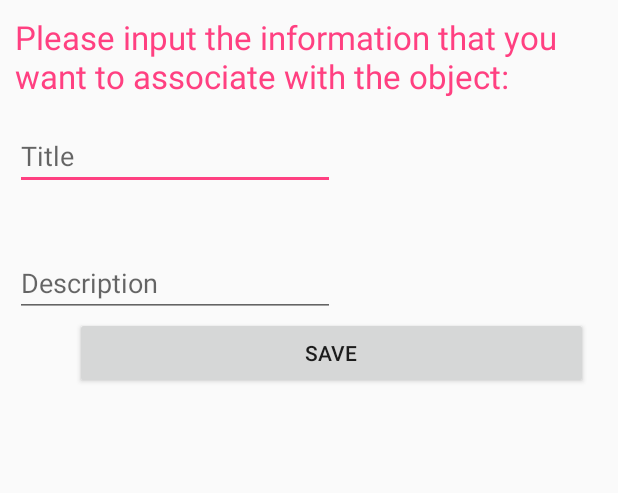
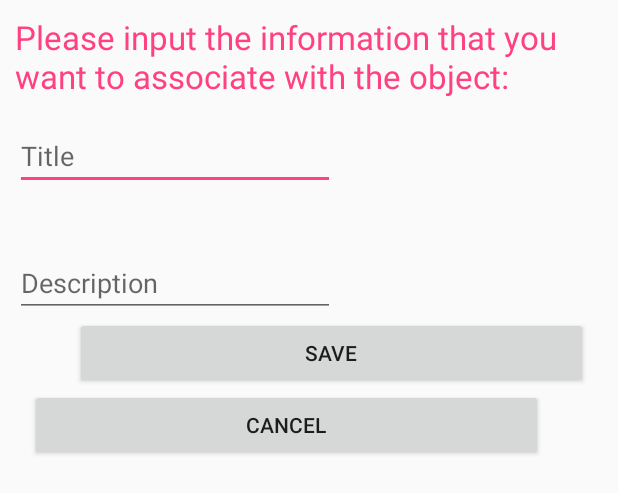
Before and after one commit to innazh/Palace14, an Android app: the layout add_object_pop_up.xml on its own in the app's theme, with its tools: preview values and no code run, on a phone screen of 412 x 824 dp. Shown: the top 493 px of the screen. Run offline under Robolectric (Android 15) with nearby library versions, the phone set to English and light mode, and no system bars.

```diff
--- a/app/src/main/res/layout/add_object_pop_up.xml
+++ b/app/src/main/res/layout/add_object_pop_up.xml
@@ -34,10 +34,6 @@
         android:hint="Description"
         android:inputType="textImeMultiLine" />
 
-    <LinearLayout
-        android:layout_width="match_parent"
-        android:layout_height="match_parent"
-        android:orientation="horizontal">
 
     <Button
         android:id="@+id/saveBtnObjInpt"
@@ -47,6 +43,8 @@
         android:layout_width="match_parent"
         android:layout_height="wrap_content" />
 
+
+
     <Button
             android:id="@+id/cancelBtnObjInpt"
             android:text="Cancel"
@@ -55,5 +53,7 @@
             android:layout_width="match_parent"
             android:layout_height="wrap_content" />
 
+
+
+
 </LinearLayout>
-</LinearLayout>
```
Also changed, not shown: app/src/main/java/memorypalace/palace14/MyPalaceDetail.java (+0 -13 lines), app/src/main/java/memorypalace/palace14/classes/ObjectDragListener.java (+38 -2 lines). Lines whose indentation alone changed are shown as unchanged.
